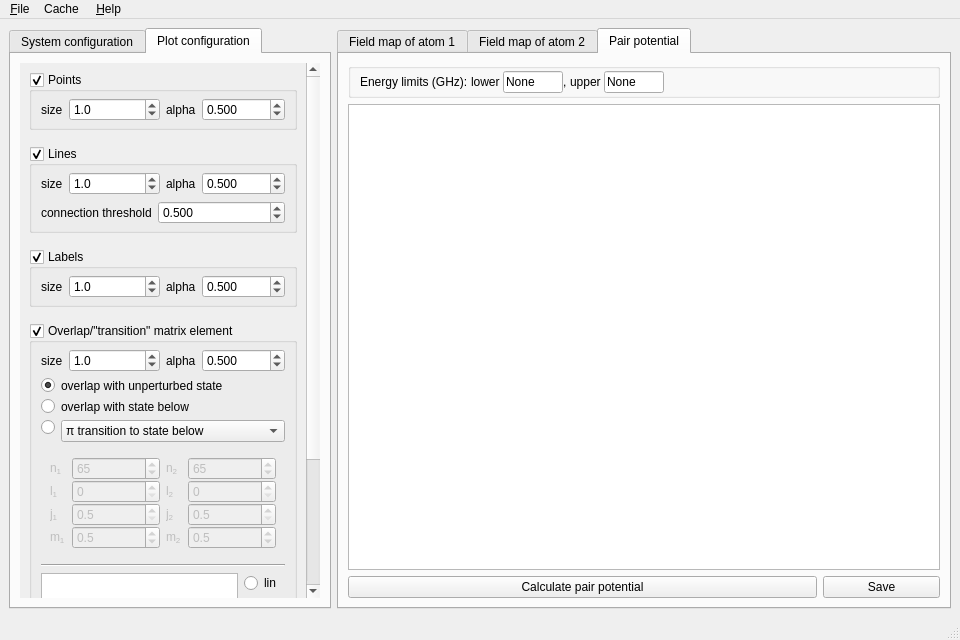
The window that gui/plotter.ui (pairinteraction/pairinteraction) describes before a commit, drawn with Qt 5.
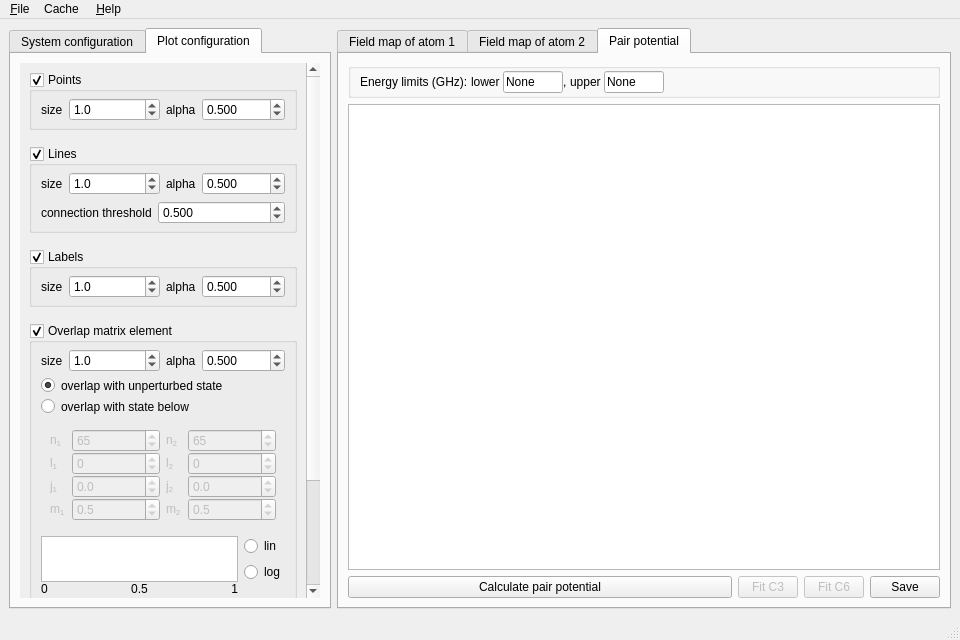
The same window after the commit. The open tabs and pages were chosen to show the change. Custom widgets are drawn as their Qt base class.

Commit message: Add function to print the results, improve calculation of overlap

Patch:
```diff
--- a/gui/plotter.ui
+++ b/gui/plotter.ui
@@ -1782,8 +1782,8 @@
             <rect>
              <x>0</x>
              <y>0</y>
-             <width>281</width>
-             <height>873</height>
+             <width>285</width>
+             <height>830</height>
             </rect>
            </property>
            <layout class="QVBoxLayout" name="verticalLayout_5">
@@ -2342,7 +2342,7 @@
                <bool>true</bool>
               </property>
               <property name="title">
-               <string>Overlap/&quot;transition&quot; matrix element</string>
+               <string>Overlap matrix element</string>
               </property>
               <property name="flat">
                <bool>false</bool>
@@ -2532,44 +2532,6 @@
                    </property>
                   </widget>
                  </item>
-                 <item row="2" column="0">
-                  <widget class="QRadioButton" name="radiobutton_plot_overlapTransition">
-                   <property name="text">
-                    <string/>
-                   </property>
-                  </widget>
-                 </item>
-                 <item row="2" column="1">
-                  <widget class="QComboBox" name="combobox_plot_overlapTransition">
-                   <property name="sizePolicy">
-                    <sizepolicy hsizetype="Expanding" vsizetype="Fixed">
-                     <horstretch>0</horstretch>
-                     <verstretch>0</verstretch>
-                    </sizepolicy>
-                   </property>
-                   <property name="minimumSize">
-                    <size>
-                     <width>50</width>
-                     <height>0</height>
-                    </size>
-                   </property>
-                   <item>
-                    <property name="text">
-                     <string>π transition to state below</string>
-                    </property>
-                   </item>
-                   <item>
-                    <property name="text">
-                     <string>σ+ transition to state below</string>
-                    </property>
-                   </item>
-                   <item>
-                    <property name="text">
-                     <string>σ- transition to state below</string>
-                    </property>
-                   </item>
-                  </widget>
-                 </item>
                 </layout>
                </item>
                <item>
@@ -2620,7 +2582,7 @@
                        </size>
                       </property>
                       <property name="minimum">
-                       <number>1</number>
+                       <number>-1</number>
                       </property>
                       <property name="maximum">
                        <number>999</number>
@@ -2651,6 +2613,12 @@
                         <height>0</height>
                        </size>
                       </property>
+                      <property name="statusTip">
+                       <string>A value of -1 means that the quantum number can be of any value.</string>
+                      </property>
+                      <property name="minimum">
+                       <number>-1</number>
+                      </property>
                       <property name="maximum">
                        <number>100</number>
                       </property>
@@ -2681,7 +2649,7 @@
                        <number>1</number>
                       </property>
                       <property name="minimum">
-                       <double>0.500000000000000</double>
+                       <double>-1.000000000000000</double>
                       </property>
                       <property name="maximum">
                        <double>99.500000000000000</double>
@@ -2764,7 +2732,7 @@
                        </size>
                       </property>
                       <property name="minimum">
-                       <number>1</number>
+                       <number>-1</number>
                       </property>
                       <property name="maximum">
                        <number>999</number>
@@ -2795,6 +2763,12 @@
                         <height>0</height>
                        </size>
                       </property>
+                      <property name="statusTip">
+                       <string>A value of -1 means that the quantum number can be of any value.</string>
+                      </property>
+                      <property name="minimum">
+                       <number>-1</number>
+                      </property>
                       <property name="maximum">
                        <number>100</number>
                       </property>
@@ -2825,7 +2799,7 @@
                        <number>1</number>
                       </property>
                       <property name="minimum">
-                       <double>0.500000000000000</double>
+                       <double>-1.000000000000000</double>
                       </property>
                       <property name="maximum">
                        <double>99.500000000000000</double>
@@ -2872,13 +2846,6 @@
                  </layout>
                 </widget>
                </item>
-               <item>
-                <widget class="Line" name="line">
-                 <property name="orientation">
-                  <enum>Qt::Horizontal</enum>
-                 </property>
-                </widget>
-               </item>
                <item>
                 <layout class="QGridLayout" name="gridLayout_3">
                  <property name="verticalSpacing">
@@ -3736,6 +3703,62 @@
             </property>
            </widget>
           </item>
+          <item>
+           <widget class="QPushButton" name="pushbutton_potential_c3">
+            <property name="enabled">
+             <bool>false</bool>
+            </property>
+            <property name="sizePolicy">
+             <sizepolicy hsizetype="Minimum" vsizetype="Fixed">
+              <horstretch>0</horstretch>
+              <verstretch>0</verstretch>
+             </sizepolicy>
+            </property>
+            <property name="minimumSize">
+             <size>
+              <width>0</width>
+              <height>0</height>
+             </size>
+            </property>
+            <property name="maximumSize">
+             <size>
+              <width>60</width>
+              <height>16777215</height>
+             </size>
+            </property>
+            <property name="text">
+             <string>Fit C3</string>
+            </property>
+            <property name="flat">
+             <bool>false</bool>
+            </property>
+           </widget>
+          </item>
+          <item>
+           <widget class="QPushButton" name="pushbutton_potential_c6">
+            <property name="enabled">
+             <bool>false</bool>
+            </property>
+            <property name="sizePolicy">
+             <sizepolicy hsizetype="Minimum" vsizetype="Fixed">
+              <horstretch>0</horstretch>
+              <verstretch>0</verstretch>
+             </sizepolicy>
+            </property>
+            <property name="maximumSize">
+             <size>
+              <width>60</width>
+              <height>16777215</height>
+             </size>
+            </property>
+            <property name="text">
+             <string>Fit C6</string>
+            </property>
+            <property name="flat">
+             <bool>false</bool>
+            </property>
+           </widget>
+          </item>
           <item>
            <widget class="QPushButton" name="pushbutton_potential_save">
             <property name="sizePolicy">
@@ -3744,6 +3767,12 @@
               <verstretch>0</verstretch>
              </sizepolicy>
             </property>
+            <property name="maximumSize">
+             <size>
+              <width>70</width>
+              <height>16777215</height>
+             </size>
+            </property>
             <property name="text">
              <string>Save</string>
             </property>
```
Left out of the diff: 72 changed lines with no effect on the pictures. The commit also changes 4 other files.
